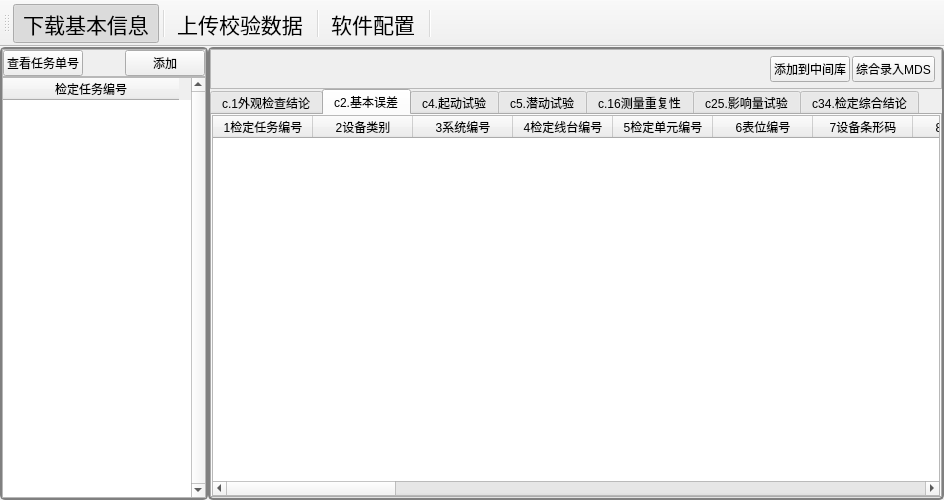
Qt form mainwindow.ui (flimmy78/EM_infoSys.WH) before a commit.
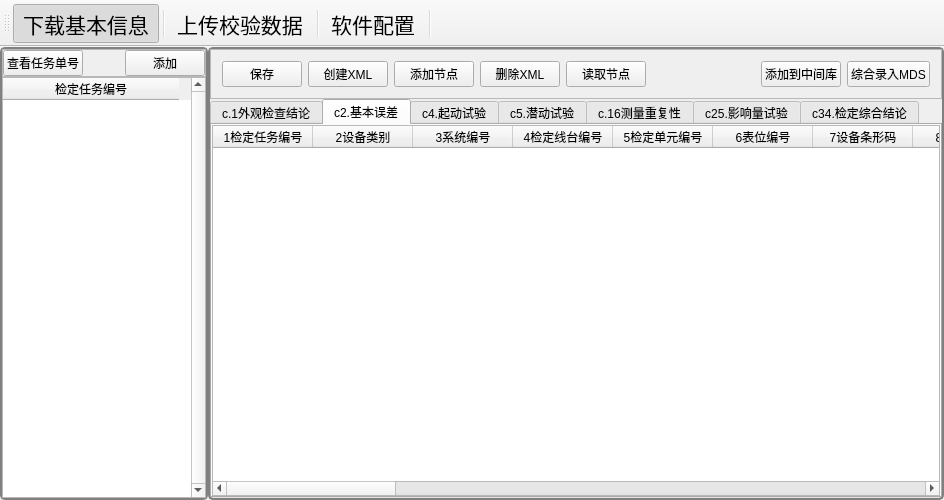
The same form after that commit. The open tabs and pages were chosen to show the change. Icons and pictures are not drawn.

```diff
--- a/mainwindow.ui
+++ b/mainwindow.ui
@@ -177,27 +177,6 @@
              </property>
             </widget>
            </item>
-           <item row="0" column="6">
-            <widget class="QPushButton" name="EM_save_XML_PsBtn">
-             <property name="text">
-              <string>保存</string>
-             </property>
-            </widget>
-           </item>
-           <item row="0" column="10">
-            <widget class="QPushButton" name="EM_read_XML_PsBtn">
-             <property name="text">
-              <string>读取节点</string>
-             </property>
-            </widget>
-           </item>
-           <item row="0" column="8">
-            <widget class="QPushButton" name="EM_insert_XML_PsBtn">
-             <property name="text">
-              <string>添加节点</string>
-             </property>
-            </widget>
-           </item>
            <item row="0" column="2">
             <widget class="QPushButton" name="EM_down_loadLocalSql_PsBtn">
              <property name="text">
@@ -205,13 +184,6 @@
              </property>
             </widget>
            </item>
-           <item row="0" column="7">
-            <widget class="QPushButton" name="EM_creat_XML_PsBtn">
-             <property name="text">
-              <string>生成XML</string>
-             </property>
-            </widget>
-           </item>
            <item row="0" column="1">
             <widget class="QPushButton" name="EM_down_saveLocalSql_PsBtn">
              <property name="text">
@@ -229,13 +201,6 @@
              </property>
             </widget>
            </item>
-           <item row="0" column="9">
-            <widget class="QPushButton" name="EM_delete_XML_PsBtn">
-             <property name="text">
-              <string>删除XML</string>
-             </property>
-            </widget>
-           </item>
            <item row="0" column="5">
             <spacer name="horizontalSpacer">
              <property name="orientation">
@@ -1963,23 +1928,62 @@
               <enum>QFrame::Raised</enum>
              </property>
              <layout class="QGridLayout" name="gridLayout_7">
-              <property name="horizontalSpacing">
-               <number>2</number>
-              </property>
-              <property name="verticalSpacing">
-               <number>0</number>
-              </property>
-              <property name="margin">
-               <number>6</number>
-              </property>
+              <item row="0" column="0">
+               <widget class="QPushButton" name="EM_save_XML_PsBtn">
+                <property name="text">
+                 <string>保存</string>
+                </property>
+               </widget>
+              </item>
+              <item row="0" column="1">
+               <widget class="QPushButton" name="EM_creat_XML_PsBtn">
+                <property name="text">
+                 <string>创建XML</string>
+                </property>
+               </widget>
+              </item>
+              <item row="0" column="2">
+               <widget class="QPushButton" name="EM_insert_XML_PsBtn">
+                <property name="text">
+                 <string>添加节点</string>
+                </property>
+               </widget>
+              </item>
               <item row="0" column="3">
+               <widget class="QPushButton" name="EM_delete_XML_PsBtn">
+                <property name="text">
+                 <string>删除XML</string>
+                </property>
+               </widget>
+              </item>
+              <item row="0" column="4">
+               <widget class="QPushButton" name="EM_read_XML_PsBtn">
+                <property name="text">
+                 <string>读取节点</string>
+                </property>
+               </widget>
+              </item>
+              <item row="0" column="5">
+               <spacer name="horizontalSpacer_3">
+                <property name="orientation">
+                 <enum>Qt::Horizontal</enum>
+                </property>
+                <property name="sizeHint" stdset="0">
+                 <size>
+                  <width>40</width>
+                  <height>20</height>
+                 </size>
+                </property>
+               </spacer>
+              </item>
+              <item row="0" column="6">
                <widget class="QPushButton" name="EM_update_insertDestSql_PsBtn">
                 <property name="text">
                  <string>添加到中间库</string>
                 </property>
                </widget>
               </item>
-              <item row="0" column="4">
+              <item row="0" column="7">
                <widget class="QPushButton" name="EM_update_updateRSLT_PsBtn">
                 <property name="sizePolicy">
                  <sizepolicy hsizetype="Fixed" vsizetype="Fixed">
@@ -1992,19 +1996,6 @@
                 </property>
                </widget>
               </item>
-              <item row="0" column="0">
-               <spacer name="horizontalSpacer_3">
-                <property name="orientation">
-                 <enum>Qt::Horizontal</enum>
-                </property>
-                <property name="sizeHint" stdset="0">
-                 <size>
-                  <width>40</width>
-                  <height>20</height>
-                 </size>
-                </property>
-               </spacer>
-              </item>
              </layout>
             </widget>
            </item>
```
Left out of the diff: 4 changed lines with no effect on the pictures.
